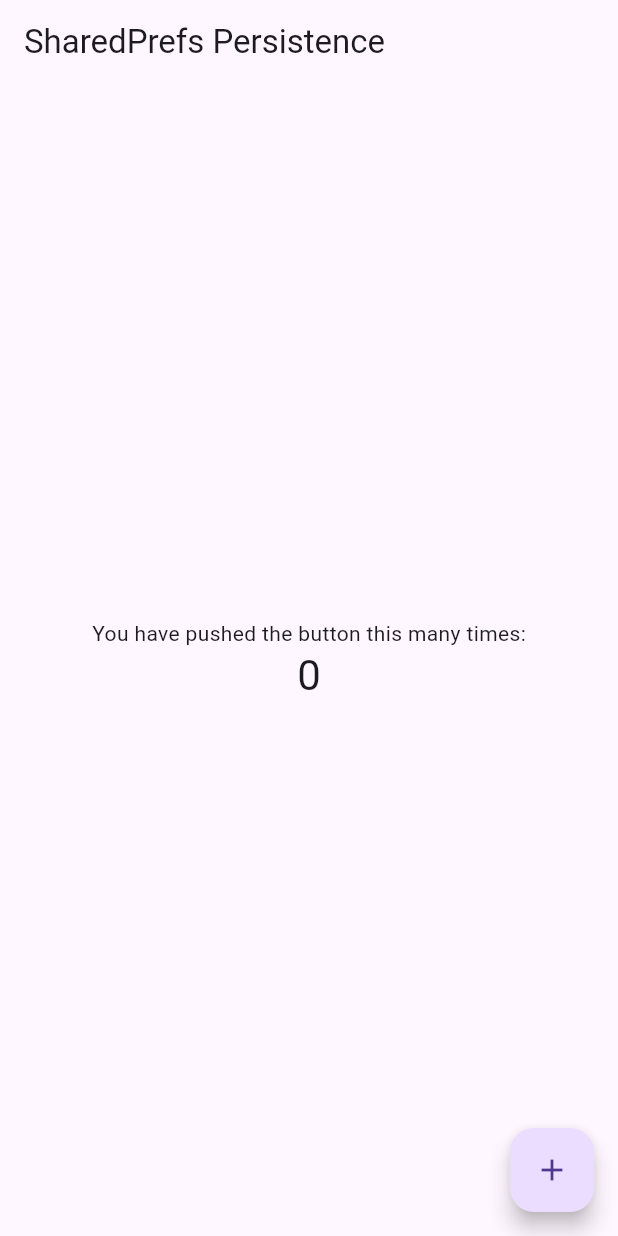
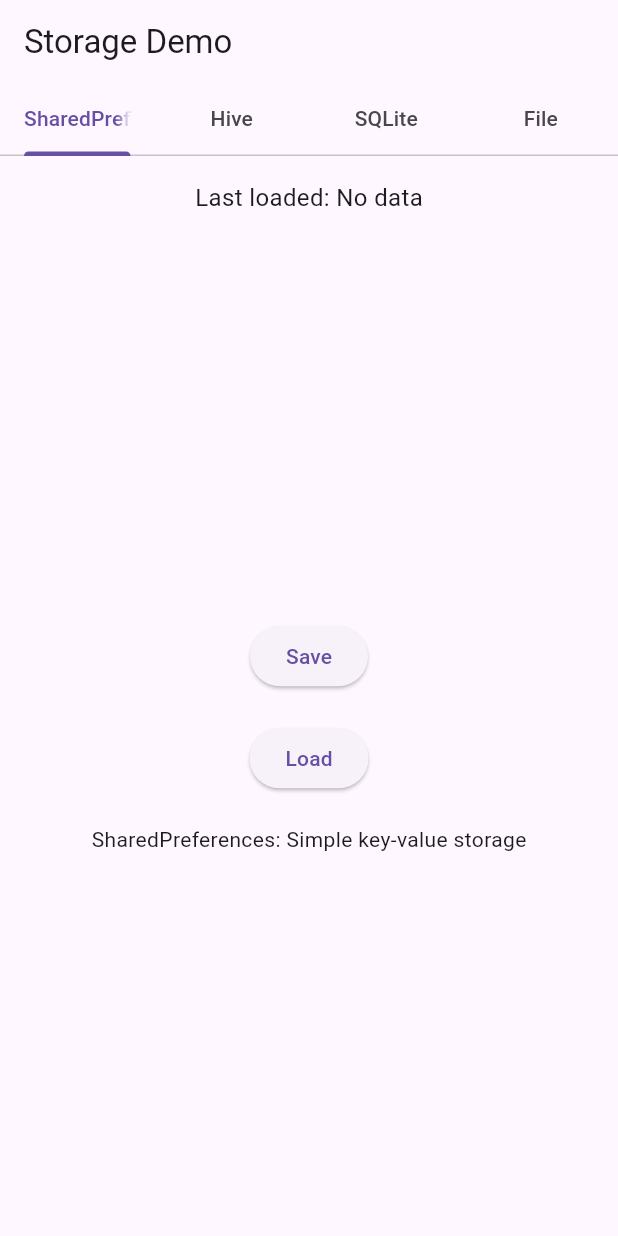
Before and after one commit to itsa-diel/shared-preferences-flutter-assignment, a Flutter app: the screen it shows after launch, on a phone screen of 412 x 824 dp. Run offline on Flutter 3.47's test engine with Material 3 defaults, Android fonts, the phone set to English and light mode, and no system bars; our stand-ins replace hive, hive_flutter, shared_preferences, sqflite; accounts and stored records are empty.

Commit message:
Add Hive, SQLite, path_provider for complete storage demo - Updated pubspec.yaml with all 4 storage methods - Ready for SharedPrefs, Hive, SQLite, File tabs

```diff
--- a/lib/main.dart
+++ b/lib/main.dart
@@ -1,69 +1,21 @@
 import 'package:flutter/material.dart';
-import 'package:shared_preferences/shared_preferences.dart';
+import 'package:hive_flutter/hive_flutter.dart';
+import 'storage_tabs.dart';
 
-void main() => runApp(const MyApp());
+void main() async {
+  WidgetsFlutterBinding.ensureInitialized();
+  await Hive.initFlutter();
+  await Hive.openBox('testBox');
+  runApp(MyApp());
+}
 
 class MyApp extends StatelessWidget {
-  const MyApp({super.key});
-
   @override
   Widget build(BuildContext context) {
     return MaterialApp(
-      home: SharedPrefsDemo(),
+      title: 'Storage Demo',
+      theme: ThemeData(primarySwatch: Colors.blue),
+      home: StorageTabs(),
     );
   }
 }
-
-class SharedPrefsDemo extends StatefulWidget {
-  @override
-  _SharedPrefsDemoState createState() => _SharedPrefsDemoState();
-}
-
-class _SharedPrefsDemoState extends State<SharedPrefsDemo> {
-  int _counter = 0;
-
-  @override
-  void initState() {
-    super.initState();
-    _loadCounter();
-  }
-
-  // Loading counter value on setup
-  _loadCounter() async {
-    SharedPreferences prefs = await SharedPreferences.getInstance();
-    setState(() {
-      // Return 0 if 'counter' doesn't exist yet
-      _counter = (prefs.getInt('counter') ?? 0);
-    });
-  }
-
-  // Incrementing counter and saving it to disk
-  _incrementCounter() async {
-    SharedPreferences prefs = await SharedPreferences.getInstance();
-    setState(() {
-      _counter++;
-      prefs.setInt('counter', _counter);
-    });
-  }
-
-  @override
-  Widget build(BuildContext context) {
-    return Scaffold(
-      appBar: AppBar(title: const Text('SharedPrefs Persistence')),
-      body: Center(
-        child: Column(
-          mainAxisAlignment: MainAxisAlignment.center,
-          children: [
-            const Text('You have pushed the button this many times:'),
-            Text('$_counter', style: Theme.of(context).textTheme.headlineMedium),
-          ],
-        ),
-      ),
-      floatingActionButton: FloatingActionButton(
-        onPressed: _incrementCounter,
-        tooltip: 'Increment',
-        child: const Icon(Icons.add),
-      ),
-    );
-  }
-}
--- /dev/null
+++ b/lib/storage_tabs.dart
@@ -0,0 +1,70 @@
+import 'package:flutter/material.dart';
+import 'tabs/shared_prefs_tab.dart';
+import 'tabs/hive_tab.dart';
+import 'tabs/sqlite_tab.dart';
+import 'tabs/file_tab.dart';
+
+class StorageTabs extends StatefulWidget {
+  @override
+  _StorageTabsState createState() => _StorageTabsState();
+}
+
+class _StorageTabsState extends State<StorageTabs>
+    with SingleTickerProviderStateMixin {
+  late TabController _tabController;
+  String loadedData = 'No data yet';
+
+  @override
+  void initState() {
+    super.initState();
+    _tabController = TabController(length: 4, vsync: this);
+  }
+
+  @override
+  void dispose() {
+    _tabController.dispose();
+    super.dispose();
+  }
+
+  void updateData(String data) {
+    setState(() => loadedData = data);
+  }
+
+  @override
+  Widget build(BuildContext context) {
+    return Scaffold(
+      appBar: AppBar(
+        title: Text('Storage Demo'),
+        bottom: TabBar(
+          controller: _tabController,
+          tabs: [
+            Tab(text: 'SharedPrefs'),
+            Tab(text: 'Hive'),
+            Tab(text: 'SQLite'),
+            Tab(text: 'File'),
+          ],
+        ),
+      ),
+      body: Column(
+        children: [
+          Padding(
+            padding: EdgeInsets.all(16),
+            child: Text('Last loaded: $loadedData',
+                style: TextStyle(fontSize: 16)),
+          ),
+          Expanded(
+            child: TabBarView(
+              controller: _tabController,
+              children: [
+                SharedPrefsTab(onUpdate: updateData),
+                HiveTab(onUpdate: updateData),
+                SqliteTab(onUpdate: updateData),
+                FileTab(onUpdate: updateData),
+              ],
+            ),
+          ),
+        ],
+      ),
+    );
+  }
+}
--- /dev/null
+++ b/lib/tabs/file_tab.dart
@@ -0,0 +1,48 @@
+import 'package:flutter/material.dart';
+import 'package:path_provider/path_provider.dart';
+import 'dart:io';
+
+class FileTab extends StatefulWidget {
+  final Function(String) onUpdate;
+  const FileTab({Key? key, required this.onUpdate}) : super(key: key);
+
+  @override
+  _FileTabState createState() => _FileTabState();
+}
+
+class _FileTabState extends State<FileTab> {
+  Future<void> saveData() async {
+    final dir = await getApplicationDocumentsDirectory();
+    final file = File('${dir.path}/test.txt');
+    await file.writeAsString('Hello File!');
+    widget.onUpdate('Hello File!');
+  }
+
+  Future<void> loadData() async {
+    try {
+      final dir = await getApplicationDocumentsDirectory();
+      final file = File('${dir.path}/test.txt');
+      final data = await file.readAsString();
+      widget.onUpdate(data);
+    } catch (e) {
+      widget.onUpdate('No data');
+    }
+  }
+
+  @override
+  Widget build(BuildContext context) {
+    return Padding(
+      padding: EdgeInsets.all(20),
+      child: Column(
+        mainAxisAlignment: MainAxisAlignment.center,
+        children: [
+          ElevatedButton(onPressed: saveData, child: Text('Save')),
+          SizedBox(height: 20),
+          ElevatedButton(onPressed: loadData, child: Text('Load')),
+          SizedBox(height: 20),
+          Text('File: Raw file I/O'),
+        ],
+      ),
+    );
+  }
+}
--- /dev/null
+++ b/lib/tabs/hive_tab.dart
@@ -0,0 +1,48 @@
+import 'package:flutter/material.dart';
+import 'package:hive/hive.dart';
+
+class HiveTab extends StatefulWidget {
+  final Function(String) onUpdate;
+  const HiveTab({Key? key, required this.onUpdate}) : super(key: key);
+
+  @override
+  _HiveTabState createState() => _HiveTabState();
+}
+
+class _HiveTabState extends State<HiveTab> {
+  late Box box;
+
+  @override
+  void initState() {
+    super.initState();
+    box = Hive.box('testBox');
+    loadData();
+  }
+
+  Future<void> saveData() async {
+    await box.put('test_key', 'Hello Hive!');
+    widget.onUpdate('Hello Hive!');
+  }
+
+  void loadData() {
+    final data = box.get('test_key')?.toString() ?? 'No data';
+    widget.onUpdate(data);
+  }
+
+  @override
+  Widget build(BuildContext context) {
+    return Padding(
+      padding: EdgeInsets.all(20),
+      child: Column(
+        mainAxisAlignment: MainAxisAlignment.center,
+        children: [
+          ElevatedButton(onPressed: saveData, child: Text('Save')),
+          SizedBox(height: 20),
+          ElevatedButton(onPressed: loadData, child: Text('Load')),
+          SizedBox(height: 20),
+          Text('Hive: Fast NoSQL key-value store'),
+        ],
+      ),
+    );
+  }
+}
--- /dev/null
+++ b/lib/tabs/shared_prefs_tab.dart
@@ -0,0 +1,47 @@
+import 'package:flutter/material.dart';
+import 'package:shared_preferences/shared_preferences.dart';
+
+class SharedPrefsTab extends StatefulWidget {
+  final Function(String) onUpdate;
+  const SharedPrefsTab({Key? key, required this.onUpdate}) : super(key: key);
+
+  @override
+  _SharedPrefsTabState createState() => _SharedPrefsTabState();
+}
+
+class _SharedPrefsTabState extends State<SharedPrefsTab> {
+  @override
+  void initState() {
+    super.initState();
+    loadData();
+  }
+
+  Future<void> saveData() async {
+    final prefs = await SharedPreferences.getInstance();
+    await prefs.setString('test_key', 'Hello SharedPrefs!');
+    widget.onUpdate('Hello SharedPrefs!');
+  }
+
+  Future<void> loadData() async {
+    final prefs = await SharedPreferences.getInstance();
+    final data = prefs.getString('test_key') ?? 'No data';
+    widget.onUpdate(data);
+  }
+
+  @override
+  Widget build(BuildContext context) {
+    return Padding(
+      padding: EdgeInsets.all(20),
+      child: Column(
+        mainAxisAlignment: MainAxisAlignment.center,
+        children: [
+          ElevatedButton(onPressed: saveData, child: Text('Save')),
+          SizedBox(height: 20),
+          ElevatedButton(onPressed: loadData, child: Text('Load')),
+          SizedBox(height: 20),
+          Text('SharedPreferences: Simple key-value storage'),
+        ],
+      ),
+    );
+  }
+}
```
Also changed, not shown: lib/tabs/sqlite_tab.dart (added, +70 -0 lines).
